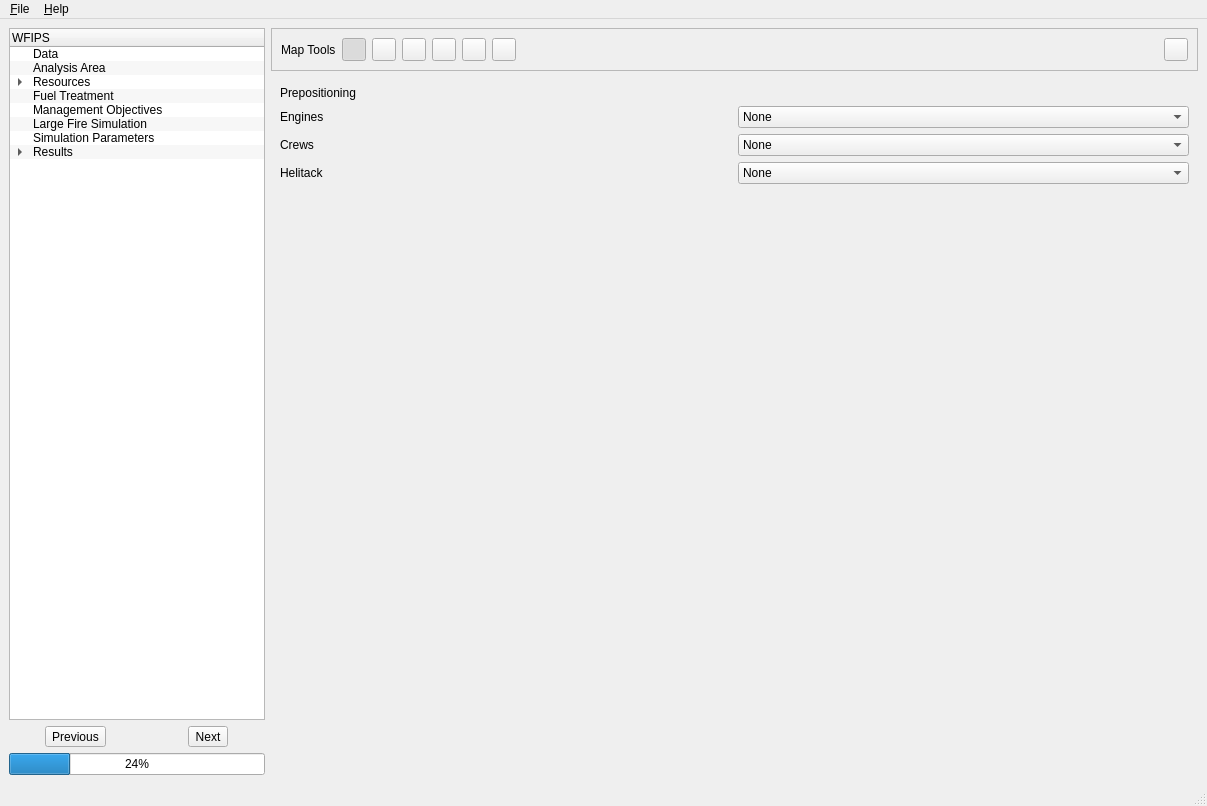
The window that irs/src/gui/wfipsmainwindow.ui (firelab/wfips) describes before a commit, drawn with Qt 5.
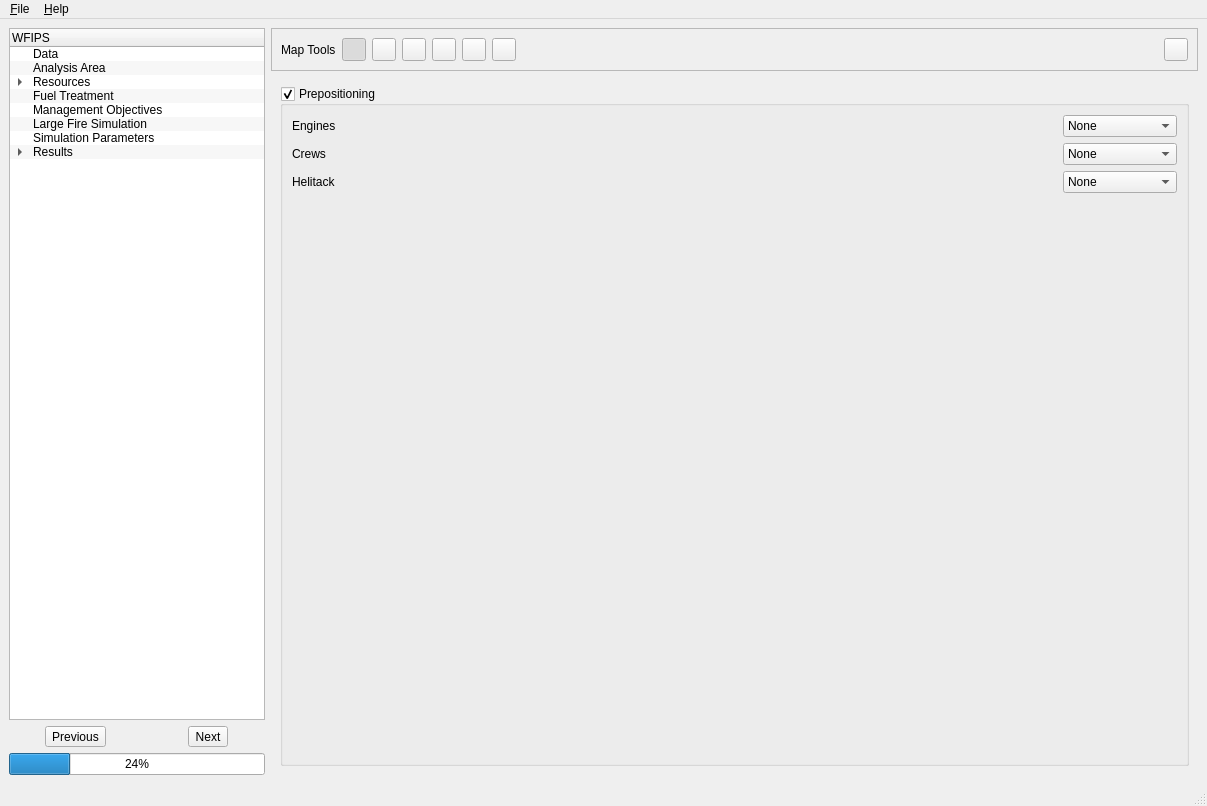
The same window after the commit. The open tabs and pages were chosen to show the change.

Commit message: same for prepositioning

What changed in the file:
```diff
--- a/irs/src/gui/wfipsmainwindow.ui
+++ b/irs/src/gui/wfipsmainwindow.ui
@@ -704,12 +704,14 @@
         <widget class="QWidget" name="prepositionPage">
          <layout class="QVBoxLayout" name="verticalLayout_18">
           <item>
-           <widget class="QLabel" name="label_19">
-            <property name="text">
+           <widget class="QGroupBox" name="groupBox_4">
+            <property name="title">
              <string>Prepositioning</string>
             </property>
-           </widget>
-          </item>
+            <property name="checkable">
+             <bool>true</bool>
+            </property>
+            <layout class="QVBoxLayout" name="verticalLayout_23">
           <item>
            <layout class="QHBoxLayout" name="horizontalLayout_22">
             <item>
@@ -719,6 +721,19 @@
               </property>
              </widget>
             </item>
+               <item>
+                <spacer name="horizontalSpacer_11">
+                 <property name="orientation">
+                  <enum>Qt::Horizontal</enum>
+                 </property>
+                 <property name="sizeHint" stdset="0">
+                  <size>
+                   <width>40</width>
+                   <height>20</height>
+                  </size>
+                 </property>
+                </spacer>
+               </item>
             <item>
              <widget class="QComboBox" name="enginePPComboBox">
               <property name="sizePolicy">
@@ -763,6 +778,19 @@
               </property>
              </widget>
             </item>
+               <item>
+                <spacer name="horizontalSpacer_17">
+                 <property name="orientation">
+                  <enum>Qt::Horizontal</enum>
+                 </property>
+                 <property name="sizeHint" stdset="0">
+                  <size>
+                   <width>40</width>
+                   <height>20</height>
+                  </size>
+                 </property>
+                </spacer>
+               </item>
             <item>
              <widget class="QComboBox" name="crewPPComboBox">
               <property name="sizePolicy">
@@ -807,6 +835,19 @@
               </property>
              </widget>
             </item>
+               <item>
+                <spacer name="horizontalSpacer_18">
+                 <property name="orientation">
+                  <enum>Qt::Horizontal</enum>
+                 </property>
+                 <property name="sizeHint" stdset="0">
+                  <size>
+                   <width>40</width>
+                   <height>20</height>
+                  </size>
+                 </property>
+                </spacer>
+               </item>
             <item>
              <widget class="QComboBox" name="helitackPPComboBox">
               <property name="sizePolicy">
@@ -854,6 +895,22 @@
              </size>
             </property>
            </spacer>
+             </item>
+            </layout>
+            <zorder>label_20</zorder>
+            <zorder>label_24</zorder>
+            <zorder></zorder>
+            <zorder></zorder>
+            <zorder>label_22</zorder>
+            <zorder></zorder>
+            <zorder>label_24</zorder>
+            <zorder></zorder>
+            <zorder></zorder>
+            <zorder></zorder>
+            <zorder></zorder>
+            <zorder></zorder>
+            <zorder>verticalSpacer_3</zorder>
+           </widget>
           </item>
          </layout>
         </widget>
```
Left out of the diff: 2 changed lines with no effect on the pictures. Lines whose indentation alone changed are shown as unchanged.
